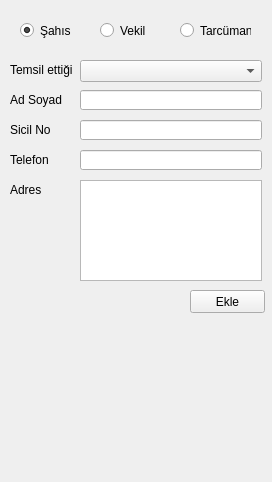
The window that ui/tarafsticked.ui (rolilahla/Uzlasma) describes before a commit, drawn with Qt 5.
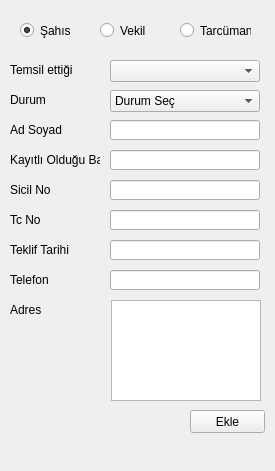
The same window after the commit. The open tabs and pages were chosen to show the change.

Commit message: gui-sett(lmHL1.0)

```diff
--- a/ui/tarafsticked.ui
+++ b/ui/tarafsticked.ui
@@ -6,8 +6,8 @@
    <rect>
     <x>0</x>
     <y>0</y>
-    <width>272</width>
-    <height>482</height>
+    <width>275</width>
+    <height>471</height>
    </rect>
   </property>
   <property name="windowTitle">
@@ -463,9 +463,9 @@
     <widget class="QComboBox" name="comboBox_3">
      <property name="geometry">
       <rect>
-       <x>70</x>
+       <x>100</x>
        <y>20</y>
-       <width>182</width>
+       <width>150</width>
        <height>22</height>
       </rect>
      </property>
@@ -474,7 +474,7 @@
      <property name="geometry">
       <rect>
        <x>0</x>
-       <y>110</y>
+       <y>230</y>
        <width>90</width>
        <height>20</height>
       </rect>
@@ -487,21 +487,21 @@
      <property name="geometry">
       <rect>
        <x>0</x>
-       <y>80</y>
+       <y>170</y>
        <width>90</width>
        <height>20</height>
       </rect>
      </property>
      <property name="text">
-      <string>Sicil No</string>
+      <string>Tc No</string>
      </property>
     </widget>
     <widget class="QLineEdit" name="lineEdit_8">
      <property name="geometry">
       <rect>
-       <x>70</x>
-       <y>50</y>
-       <width>182</width>
+       <x>100</x>
+       <y>110</y>
+       <width>150</width>
        <height>20</height>
       </rect>
      </property>
@@ -513,7 +513,7 @@
      <property name="geometry">
       <rect>
        <x>0</x>
-       <y>140</y>
+       <y>260</y>
        <width>90</width>
        <height>20</height>
       </rect>
@@ -525,9 +525,9 @@
     <widget class="QLineEdit" name="lineEdit_9">
      <property name="geometry">
       <rect>
-       <x>70</x>
-       <y>80</y>
-       <width>182</width>
+       <x>100</x>
+       <y>170</y>
+       <width>150</width>
        <height>20</height>
       </rect>
      </property>
@@ -538,9 +538,9 @@
     <widget class="QLineEdit" name="lineEdit_10">
      <property name="geometry">
       <rect>
-       <x>70</x>
-       <y>110</y>
-       <width>182</width>
+       <x>100</x>
+       <y>230</y>
+       <width>150</width>
        <height>20</height>
       </rect>
      </property>
@@ -552,21 +552,21 @@
      <property name="geometry">
       <rect>
        <x>0</x>
-       <y>50</y>
+       <y>110</y>
        <width>90</width>
        <height>20</height>
       </rect>
      </property>
      <property name="text">
-      <string>Ad Soyad</string>
+      <string>Kayıtlı Olduğu Baro</string>
      </property>
     </widget>
     <widget class="QTextEdit" name="textEdit_2">
      <property name="geometry">
       <rect>
-       <x>70</x>
-       <y>140</y>
-       <width>182</width>
+       <x>101</x>
+       <y>260</y>
+       <width>150</width>
        <height>101</height>
       </rect>
      </property>
@@ -575,7 +575,7 @@
      <property name="geometry">
       <rect>
        <x>180</x>
-       <y>250</y>
+       <y>370</y>
        <width>75</width>
        <height>23</height>
       </rect>
@@ -584,6 +584,122 @@
       <string>Ekle</string>
      </property>
     </widget>
+    <widget class="QLabel" name="label_21">
+     <property name="geometry">
+      <rect>
+       <x>0</x>
+       <y>200</y>
+       <width>90</width>
+       <height>20</height>
+      </rect>
+     </property>
+     <property name="text">
+      <string>Teklif Tarihi</string>
+     </property>
+    </widget>
+    <widget class="QLineEdit" name="lineEdit_13">
+     <property name="geometry">
+      <rect>
+       <x>100</x>
+       <y>200</y>
+       <width>150</width>
+       <height>20</height>
+      </rect>
+     </property>
+     <property name="text">
+      <string/>
+     </property>
+    </widget>
+    <widget class="QLabel" name="label_22">
+     <property name="geometry">
+      <rect>
+       <x>0</x>
+       <y>140</y>
+       <width>71</width>
+       <height>20</height>
+      </rect>
+     </property>
+     <property name="text">
+      <string>Sicil No</string>
+     </property>
+    </widget>
+    <widget class="QLineEdit" name="lineEdit_14">
+     <property name="geometry">
+      <rect>
+       <x>100</x>
+       <y>140</y>
+       <width>150</width>
+       <height>20</height>
+      </rect>
+     </property>
+     <property name="text">
+      <string/>
+     </property>
+    </widget>
+    <widget class="QLabel" name="label_45">
+     <property name="geometry">
+      <rect>
+       <x>0</x>
+       <y>50</y>
+       <width>90</width>
+       <height>20</height>
+      </rect>
+     </property>
+     <property name="text">
+      <string>Durum</string>
+     </property>
+    </widget>
+    <widget class="QComboBox" name="comboBox_11">
+     <property name="geometry">
+      <rect>
+       <x>100</x>
+       <y>50</y>
+       <width>150</width>
+       <height>22</height>
+      </rect>
+     </property>
+     <item>
+      <property name="text">
+       <string>Durum Seç</string>
+      </property>
+     </item>
+     <item>
+      <property name="text">
+       <string>Müdafi</string>
+      </property>
+     </item>
+     <item>
+      <property name="text">
+       <string>Vekil</string>
+      </property>
+     </item>
+    </widget>
+    <widget class="QLabel" name="label_46">
+     <property name="geometry">
+      <rect>
+       <x>0</x>
+       <y>80</y>
+       <width>90</width>
+       <height>20</height>
+      </rect>
+     </property>
+     <property name="text">
+      <string>Ad Soyad</string>
+     </property>
+    </widget>
+    <widget class="QLineEdit" name="lineEdit_29">
+     <property name="geometry">
+      <rect>
+       <x>100</x>
+       <y>80</y>
+       <width>150</width>
+       <height>20</height>
+      </rect>
+     </property>
+     <property name="text">
+      <string/>
+     </property>
+    </widget>
    </widget>
    <widget class="QWidget" name="page_3">
     <widget class="QComboBox" name="comboBox_4">
```
Left out of the diff: 6 changed lines with no effect on the pictures. The commit also changes 6 other files.
